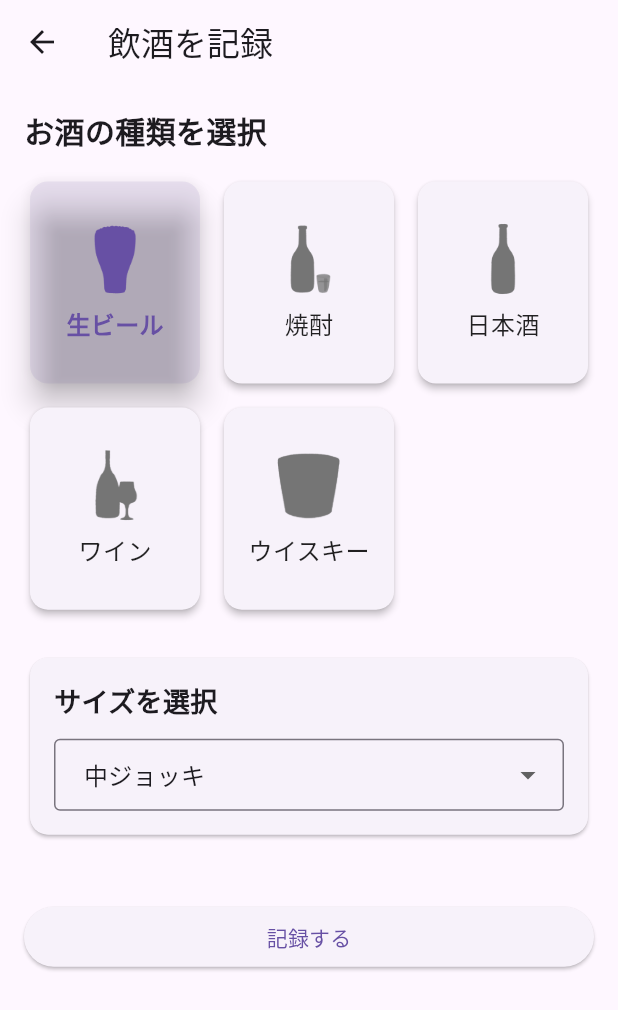
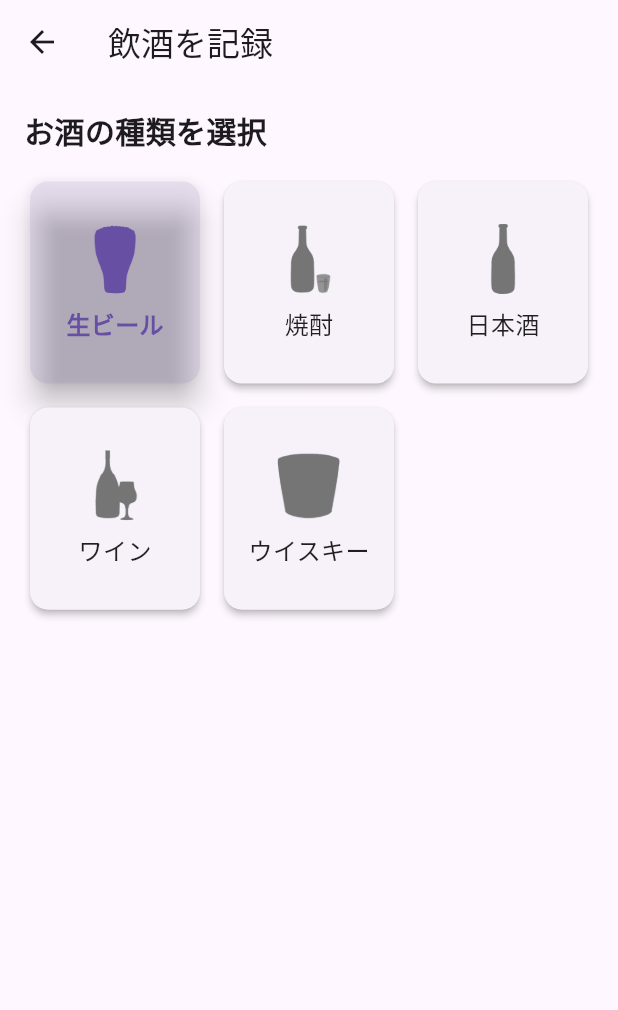
Before and after one commit to cbryotaro/alcohol_counter, a Flutter app: the screen it shows after launch, after a tap on "飲酒を記録する", on a phone screen of 412 x 824 dp. Shown: the top 1010 px of the screen. Run offline on Flutter 3.47's test engine with Material 3 defaults, Android fonts, the phone set to English and light mode, and no system bars.

Commit message:
アルコール摂取量を保存

```diff
--- a/lib/screens/input_screen.dart
+++ b/lib/screens/input_screen.dart
@@ -2,7 +2,12 @@ import 'package:flutter/material.dart';
 import 'package:flutter/services.dart';
 
 class InputScreen extends StatefulWidget {
-  const InputScreen({super.key});
+  final Function(double) onRecordSaved;
+
+  const InputScreen({
+    super.key,
+    required this.onRecordSaved,
+  });
 
   @override
   State<InputScreen> createState() => _InputScreenState();
@@ -12,32 +17,112 @@ class _InputScreenState extends State<InputScreen> {
   String _selectedAlcoholType = '生ビール';
   String _selectedSize = '中ジョッキ';
 
+  void _showSizeSelectionModal(Map<String, dynamic> alcoholType) {
+    showModalBottomSheet(
+      context: context,
+      builder: (BuildContext context) {
+        return Container(
+          padding: const EdgeInsets.all(16),
+          child: Column(
+            mainAxisSize: MainAxisSize.min,
+            crossAxisAlignment: CrossAxisAlignment.stretch,
+            children: [
+              Text(
+                '${alcoholType['name']}のサイズを選択',
+                style: const TextStyle(fontSize: 18, fontWeight: FontWeight.bold),
+              ),
+              const SizedBox(height: 16),
+              ...alcoholType['sizes'].map<Widget>((size) {
+                return ListTile(
+                  title: Text(size),
+                  onTap: () {
+                    setState(() {
+                      _selectedSize = size;
+                    });
+                    Navigator.pop(context); // モーダルを閉じる
+                    _saveRecord(); // 記録を保存
+                  },
+                );
+              }).toList(),
+            ],
+          ),
+        );
+      },
+    );
+  }
+
+  // アルコール量を計算（純アルコールの量をグラムで返す）
+  double _calculateAlcoholGrams(Map<String, dynamic> alcoholType, String size) {
+    final double alcoholContent = alcoholType['alcoholContent'];
+    final int volumeInMl = alcoholType['volumes'][size];
+    // アルコールの比重を0.8として計算
+    return volumeInMl * alcoholContent * 0.8;
+  }
+
+  void _saveRecord() {
+    // 選択された種類のアルコール情報を取得
+    final alcoholType = _alcoholTypes.firstWhere((type) => type['name'] == _selectedAlcoholType);
+    // アルコール量を計算（グラム）
+    final alcoholGrams = _calculateAlcoholGrams(alcoholType, _selectedSize);
+    // コールバックで親に通知
+    widget.onRecordSaved(alcoholGrams);
+    Navigator.pop(context);
+  }
+
   // お酒の種類の定義
   final List<Map<String, dynamic>> _alcoholTypes = [
     {
       'name': '生ビール',
       'image': 'assets/images/beer.png',
       'sizes': ['小ジョッキ', '中ジョッキ', '大ジョッキ'],
+      'alcoholContent': 0.05, // 5%
+      'volumes': {
+        '小ジョッキ': 340, // ml
+        '中ジョッキ': 500, // ml
+        '大ジョッキ': 700, // ml
+      },
     },
     {
       'name': '焼酎',
       'image': 'assets/images/shochu.png',
       'sizes': ['0.5合', '1合', '2合'],
+      'alcoholContent': 0.25, // 25%
+      'volumes': {
+        '0.5合': 90, // ml
+        '1合': 180, // ml
+        '2合': 360, // ml
+      },
     },
     {
       'name': '日本酒',
       'image': 'assets/images/sake.png',
       'sizes': ['0.5合', '1合', '2合'],
+      'alcoholContent': 0.15, // 15%
+      'volumes': {
+        '0.5合': 90, // ml
+        '1合': 180, // ml
+        '2合': 360, // ml
+      },
     },
     {
       'name': 'ワイン',
       'image': 'assets/images/wine.png',
       'sizes': ['グラス(120ml)', 'ボトル(750ml)'],
+      'alcoholContent': 0.12, // 12%
+      'volumes': {
+        'グラス(120ml)': 120, // ml
+        'ボトル(750ml)': 750, // ml
+      },
     },
     {
       'name': 'ウイスキー',
       'image': 'assets/images/whiskey.png',
       'sizes': ['シングル(30ml)', 'ダブル(60ml)'],
+      'alcoholContent': 0.40, // 40%
+      'volumes': {
+        'シングル(30ml)': 30, // ml
+        'ダブル(60ml)': 60, // ml
+      },
     },
   ];
 
@@ -87,8 +172,8 @@ class _InputScreenState extends State<InputScreen> {
                     onTap: () {
                       setState(() {
                         _selectedAlcoholType = type['name'];
-                        _selectedSize = type['sizes'][0];
                       });
+                      _showSizeSelectionModal(type);
                     },
                     child: Column(
                       mainAxisAlignment: MainAxisAlignment.center,
@@ -116,52 +201,6 @@ class _InputScreenState extends State<InputScreen> {
                 );
               },
             ),
-            const SizedBox(height: 24),
-            Card(
-              child: Padding(
-                padding: const EdgeInsets.all(16.0),
-                child: Column(
-                  crossAxisAlignment: CrossAxisAlignment.start,
-                  children: [
-                    const Text(
-                      'サイズを選択',
-                      style: TextStyle(fontSize: 18, fontWeight: FontWeight.bold),
-                    ),
-                    const SizedBox(height: 12),
-                    DropdownButtonFormField<String>(
-                      value: _selectedSize,
-                      decoration: const InputDecoration(
-                        border: OutlineInputBorder(),
-                        contentPadding: EdgeInsets.symmetric(horizontal: 16, vertical: 8),
-                      ),
-                      items: _alcoholTypes
-                          .firstWhere((type) => type['name'] == _selectedAlcoholType)['sizes']
-                          .map<DropdownMenuItem<String>>((String size) {
-                        return DropdownMenuItem<String>(
-                          value: size,
-                          child: Text(size),
-                        );
-                      }).toList(),
-                      onChanged: (String? newValue) {
-                        if (newValue != null) {
-                          setState(() {
-                            _selectedSize = newValue;
-                          });
-                        }
-                      },
-                    ),
-                  ],
-                ),
-              ),
-            ),
-            const SizedBox(height: 40),
-            ElevatedButton(
-              onPressed: () {
-                // TODO: 飲酒量を保存する処理を実装
-                Navigator.pop(context);
-              },
-              child: const Text('記録する'),
-            ),
           ],
           ),
         ),
--- a/lib/screens/main_screen.dart
+++ b/lib/screens/main_screen.dart
@@ -2,8 +2,27 @@ import 'package:flutter/material.dart';
 import 'input_screen.dart';
 import 'settings_screen.dart';
 
-class MainScreen extends StatelessWidget {
+class MainScreen extends StatefulWidget {
   const MainScreen({super.key});
+
+  @override
+  State<MainScreen> createState() => _MainScreenState();
+}
+
+class _MainScreenState extends State<MainScreen> {
+  double _totalAlcoholGrams = 0.0;
+
+  void _handleRecordSaved(double alcoholGrams) {
+    setState(() {
+      _totalAlcoholGrams += alcoholGrams;
+    });
+  }
+
+  String _formatAlcoholAmount(double grams) {
+    // 日本の1単位は純アルコール10gとして計算
+    final units = (grams / 10).toStringAsFixed(1);
+    return '$units単位';
+  }
 
   @override
   Widget build(BuildContext context) {
@@ -31,16 +50,28 @@ class MainScreen extends StatelessWidget {
               style: TextStyle(fontSize: 24),
             ),
             const SizedBox(height: 20),
-            const Text(
-              '0.0単位',
-              style: TextStyle(fontSize: 36, fontWeight: FontWeight.bold),
+            Text(
+              _formatAlcoholAmount(_totalAlcoholGrams),
+              style: const TextStyle(fontSize: 36, fontWeight: FontWeight.bold),
+            ),
+            const SizedBox(height: 8),
+            Text(
+              '純アルコール: ${_totalAlcoholGrams.toStringAsFixed(1)}g',
+              style: TextStyle(
+                fontSize: 14,
+                color: Colors.grey[600],
+              ),
             ),
             const SizedBox(height: 40),
             ElevatedButton(
               onPressed: () {
                 Navigator.push(
                   context,
-                  MaterialPageRoute(builder: (context) => const InputScreen()),
+                  MaterialPageRoute(
+                    builder: (context) => InputScreen(
+                      onRecordSaved: _handleRecordSaved,
+                    ),
+                  ),
                 );
               },
               child: const Text('飲酒を記録する'),
```
